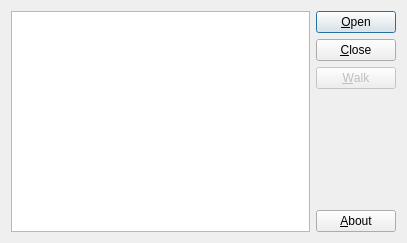
Before: the Qt Designer form maindialog.ui in mato7d5/QPDFWalker, drawn with Qt 5.
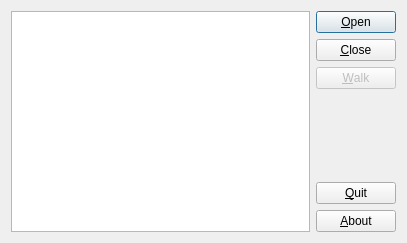
After: the same form once the commit is applied.

Commit message: quit btn

```diff
--- a/maindialog.ui
+++ b/maindialog.ui
@@ -58,6 +58,13 @@
          </property>
         </spacer>
        </item>
+       <item>
+        <widget class="QPushButton" name="uiQuit">
+         <property name="text">
+          <string>&amp;Quit</string>
+         </property>
+        </widget>
+       </item>
        <item>
         <widget class="QPushButton" name="uiAbout">
          <property name="text">
```
The commit also changes 2 other files.
